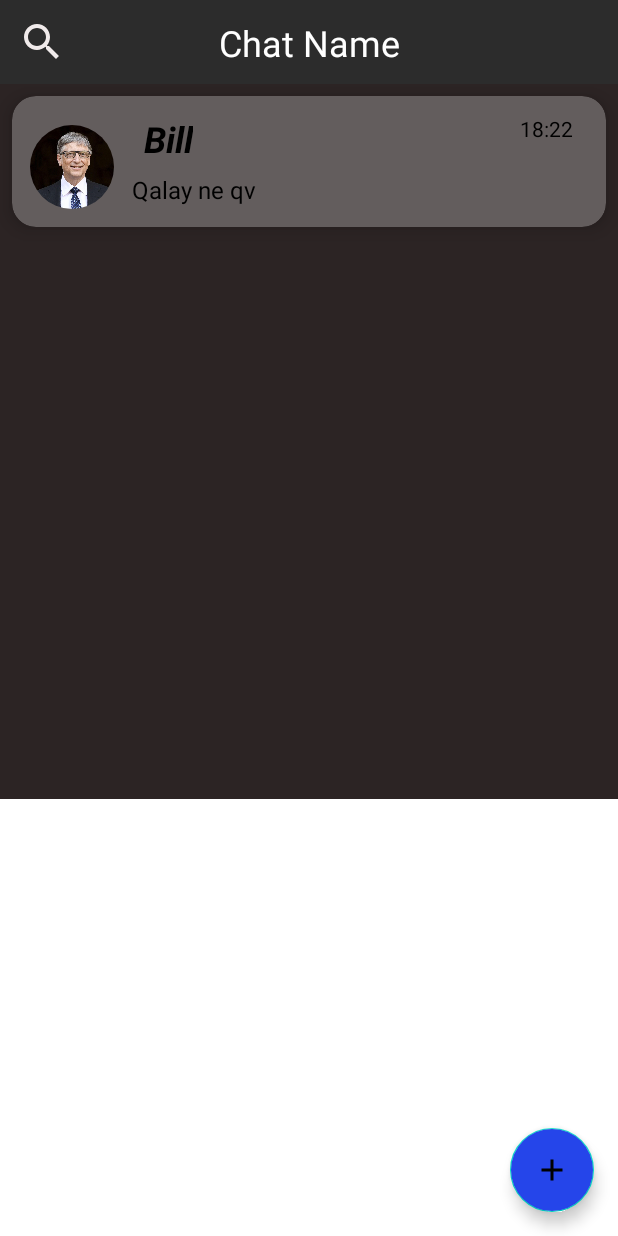
After one commit to RuslanJoldasbaev/ChatApp, an Android app: the layout fragment_group.xml on its own in the app's theme, with its tools: preview values and no code run, on a phone screen of 412 x 824 dp. The commit adds this screen. Run offline under Robolectric (Android 15) with nearby library versions, the phone set to English and light mode, and no system bars.

Commit message:
Eplep islenip atir

```diff
--- a/app/build.gradle
+++ b/app/build.gradle
@@ -47,4 +47,6 @@ dependencies {
 
     // Circle ImageView
     implementation 'de.hdodenhof:circleimageview:3.1.0'
+
+
 }
--- /dev/null
+++ b/app/src/main/java/com/example/chatapp/data/Group.kt
@@ -0,0 +1,6 @@
+package com.example.chatapp.data
+
+@Entity(tableName = "group")
+data class Group(
+
+)
--- /dev/null
+++ b/app/src/main/res/drawable/ic_add.xml
@@ -0,0 +1,5 @@
+<vector android:height="24dp" android:tint="#FFFFFF"
+    android:viewportHeight="24" android:viewportWidth="24"
+    android:width="24dp" xmlns:android="http://schemas.android.com/apk/res/android">
+    <path android:fillColor="@android:color/white" android:pathData="M19,13h-6v6h-2v-6H5v-2h6V5h2v6h6v2z"/>
+</vector>
--- /dev/null
+++ b/app/src/main/res/drawable/ic_push_pin.xml
@@ -0,0 +1,6 @@
+<vector android:height="24dp" android:tint="#020202"
+    android:viewportHeight="24" android:viewportWidth="24"
+    android:width="24dp" xmlns:android="http://schemas.android.com/apk/res/android">
+    <path android:fillColor="@android:color/white"
+        android:fillType="evenOdd" android:pathData="M16,9V4l1,0c0.55,0 1,-0.45 1,-1v0c0,-0.55 -0.45,-1 -1,-1H7C6.45,2 6,2.45 6,3v0c0,0.55 0.45,1 1,1l1,0v5c0,1.66 -1.34,3 -3,3h0v2h5.97v7l1,1l1,-1v-7H19v-2h0C17.34,12 16,10.66 16,9z"/>
+</vector>
--- /dev/null
+++ b/app/src/main/res/drawable/ic_search.xml
@@ -0,0 +1,5 @@
+<vector android:height="24dp" android:tint="#F1EBEB"
+    android:viewportHeight="24" android:viewportWidth="24"
+    android:width="24dp" xmlns:android="http://schemas.android.com/apk/res/android">
+    <path android:fillColor="@android:color/white" android:pathData="M15.5,14h-0.79l-0.28,-0.27C15.41,12.59 16,11.11 16,9.5 16,5.91 13.09,3 9.5,3S3,5.91 3,9.5 5.91,16 9.5,16c1.61,0 3.09,-0.59 4.23,-1.57l0.27,0.28v0.79l5,4.99L20.49,19l-4.99,-5zM9.5,14C7.01,14 5,11.99 5,9.5S7.01,5 9.5,5 14,7.01 14,9.5 11.99,14 9.5,14z"/>
+</vector>
--- a/app/src/main/res/layout/activity_main.xml
+++ b/app/src/main/res/layout/activity_main.xml
@@ -7,4 +7,6 @@
     tools:context=".MainActivity">
 
 
+
+
 </androidx.constraintlayout.widget.ConstraintLayout>
--- /dev/null
+++ b/app/src/main/res/layout/fragment_group.xml
@@ -0,0 +1,63 @@
+<?xml version="1.0" encoding="utf-8"?>
+<androidx.constraintlayout.widget.ConstraintLayout xmlns:android="http://schemas.android.com/apk/res/android"
+    xmlns:app="http://schemas.android.com/apk/res-auto"
+    xmlns:tools="http://schemas.android.com/tools"
+    android:layout_width="match_parent"
+    android:layout_height="match_parent">
+
+    <androidx.appcompat.widget.Toolbar
+        android:id="@+id/toolbar_group"
+        android:layout_width="match_parent"
+        android:layout_height="wrap_content"
+        android:background="#D3000000"
+        app:layout_constraintTop_toTopOf="parent" />
+
+    <TextView
+        android:id="@+id/text_group"
+        android:layout_width="wrap_content"
+        android:layout_height="wrap_content"
+        android:text="Chat Name"
+        android:textColor="@color/white"
+        android:textSize="24sp"
+        app:layout_constraintBottom_toBottomOf="@id/toolbar_group"
+        app:layout_constraintEnd_toEndOf="parent"
+        app:layout_constraintStart_toStartOf="parent"
+        app:layout_constraintTop_toTopOf="parent" />
+
+    <ImageView
+        android:id="@+id/search_button"
+        android:layout_width="48dp"
+        android:layout_height="48dp"
+        android:layout_marginStart="4dp"
+        android:padding="8dp"
+        android:src="@drawable/ic_search"
+        app:layout_constraintBottom_toBottomOf="@id/toolbar_group"
+        app:layout_constraintStart_toStartOf="@id/toolbar_group"
+        app:layout_constraintTop_toTopOf="@id/toolbar_group" />
+
+    <androidx.recyclerview.widget.RecyclerView
+        android:id="@+id/recyclerView"
+        android:layout_width="match_parent"
+        android:layout_height="wrap_content"
+        android:background="#2C2424"
+        app:layoutManager="androidx.recyclerview.widget.LinearLayoutManager"
+        app:layout_constraintTop_toBottomOf="@id/toolbar_group"
+        tools:listitem="@layout/item_group" />
+
+    <androidx.coordinatorlayout.widget.CoordinatorLayout
+
+        android:layout_width="match_parent"
+        android:layout_height="match_parent">
+
+        <com.google.android.material.floatingactionbutton.FloatingActionButton
+            android:id="@+id/floating_action_button"
+            android:layout_width="wrap_content"
+            android:layout_height="wrap_content"
+            android:layout_gravity="bottom|right"
+            android:layout_margin="16dp"
+            android:backgroundTint="#2545EA"
+            android:src="@drawable/ic_add" />
+
+    </androidx.coordinatorlayout.widget.CoordinatorLayout>
+
+</androidx.constraintlayout.widget.ConstraintLayout>
--- /dev/null
+++ b/app/src/main/res/layout/item_group.xml
@@ -0,0 +1,87 @@
+<?xml version="1.0" encoding="utf-8"?>
+<androidx.constraintlayout.widget.ConstraintLayout xmlns:android="http://schemas.android.com/apk/res/android"
+    android:layout_width="match_parent"
+    android:layout_height="match_parent"
+    xmlns:app="http://schemas.android.com/apk/res-auto">
+
+    <com.google.android.material.card.MaterialCardView
+        android:id="@+id/cardView"
+        android:layout_width="match_parent"
+        android:layout_height="wrap_content"
+        android:layout_margin="8dp"
+        app:cardCornerRadius="16dp"
+        android:backgroundTint="#635D5D"
+        android:elevation="8dp"
+        app:cardElevation="8dp"
+        app:layout_constraintStart_toStartOf="parent"
+        app:layout_constraintTop_toTopOf="parent"
+        app:layout_constraintEnd_toEndOf="parent"
+        >
+
+        <androidx.constraintlayout.widget.ConstraintLayout
+            android:layout_width="match_parent"
+            android:layout_height="wrap_content"
+            android:layout_margin="8dp">
+
+            <de.hdodenhof.circleimageview.CircleImageView
+                android:id="@+id/avatar"
+                android:layout_width="64dp"
+                android:layout_height="64dp"
+                android:padding="4dp"
+                android:src="@drawable/bill_geyts"
+                app:layout_constraintStart_toStartOf="parent"
+                app:layout_constraintBottom_toBottomOf="parent"/>
+
+            <TextView
+                android:id="@+id/avatar_name"
+                android:layout_width="wrap_content"
+                android:layout_height="wrap_content"
+                android:layout_marginStart="16dp"
+                android:layout_marginTop="4dp"
+                android:text="Bill"
+                android:textColor="@color/black"
+                android:textStyle="bold|italic"
+                android:textSize="24sp"
+                app:layout_constraintStart_toEndOf="@id/avatar"
+                app:layout_constraintTop_toTopOf="parent"/>
+
+            <TextView
+                android:id="@+id/chat_message"
+                android:layout_width="wrap_content"
+                android:layout_height="wrap_content"
+                android:layout_marginStart="8dp"
+                android:text="Qalay ne qv"
+                android:textColor="@color/black"
+                android:textSize="16sp"
+                app:layout_constraintStart_toEndOf="@id/avatar"
+                app:layout_constraintTop_toBottomOf="@id/avatar_name"
+                app:layout_constraintBottom_toBottomOf="parent"/>
+
+            <TextView
+                android:id="@+id/time"
+                android:layout_width="wrap_content"
+                android:layout_height="wrap_content"
+                android:layout_marginEnd="14dp"
+                android:text="18:22"
+                android:textColor="@color/black"
+                android:layout_marginTop="4dp"
+                app:layout_constraintTop_toTopOf="parent"
+                app:layout_constraintEnd_toEndOf="parent"/>
+
+            <ImageView
+                android:id="@+id/push_pin"
+                android:src="@drawable/ic_push_pin"
+                android:layout_width="48dp"
+                android:layout_height="48dp"
+                android:padding="8dp"
+                android:visibility="invisible"
+                app:layout_constraintTop_toBottomOf="@id/time"
+                android:layout_marginEnd="8dp"
+                app:layout_constraintEnd_toEndOf="parent"/>
+
+
+        </androidx.constraintlayout.widget.ConstraintLayout>
+
+    </com.google.android.material.card.MaterialCardView>
+
+</androidx.constraintlayout.widget.ConstraintLayout>
```
